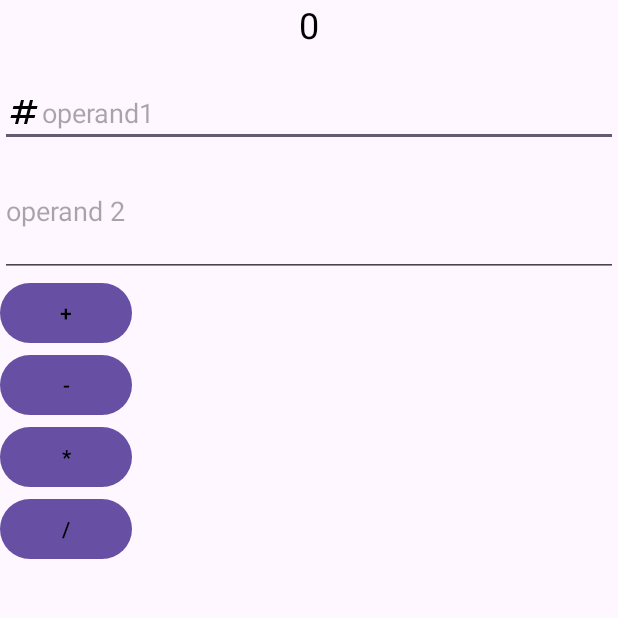
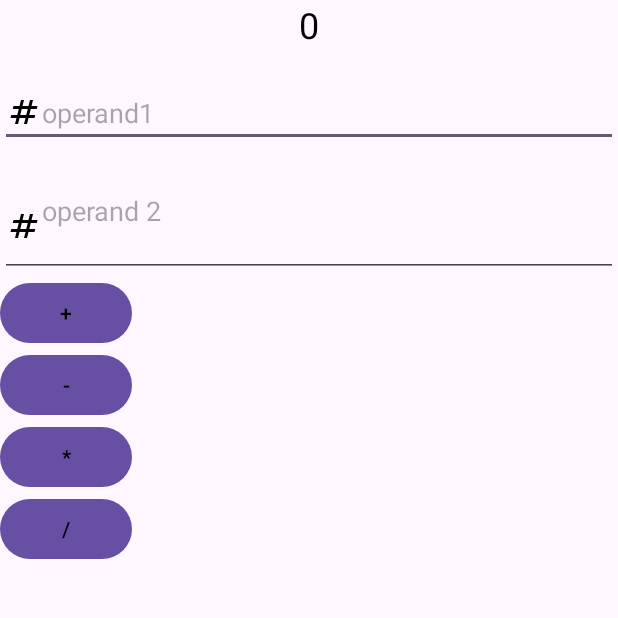
Before and after one commit to KomnisEvangelos/MVC-Calculator, an Android app: the MainActivity screen opened directly, with no data from a screen before it, on a phone screen of 412 x 824 dp, the top half of it. Run offline under Robolectric (Android 15) with nearby library versions, the phone set to English and light mode, and no system bars.

Commit message:
added # icon on operand2EditText

```diff
--- a/app/src/main/res/layout/activity_main.xml
+++ b/app/src/main/res/layout/activity_main.xml
@@ -30,6 +30,7 @@
         android:id="@+id/operand2EditText"
         android:hint="@string/operand2"
         android:layout_marginTop="20dp"
+        android:drawableLeft="@drawable/baseline_numbers_24"
         />
 
     <Button
```
